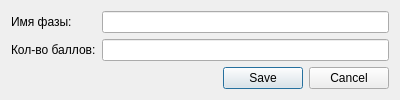
Qt form dialogeditor/phaseeditorwindow.ui (QtWorks/VirtualClientDialogEditor) before a commit.
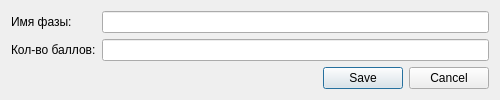
The same form after that commit.

```diff
--- a/dialogeditor/phaseeditorwindow.ui
+++ b/dialogeditor/phaseeditorwindow.ui
@@ -6,10 +6,16 @@
    <rect>
     <x>0</x>
     <y>0</y>
-    <width>400</width>
+    <width>500</width>
     <height>100</height>
    </rect>
   </property>
+  <property name="minimumSize">
+   <size>
+    <width>500</width>
+    <height>0</height>
+   </size>
+  </property>
   <property name="windowTitle">
    <string>Редактор фазы</string>
   </property>
```
